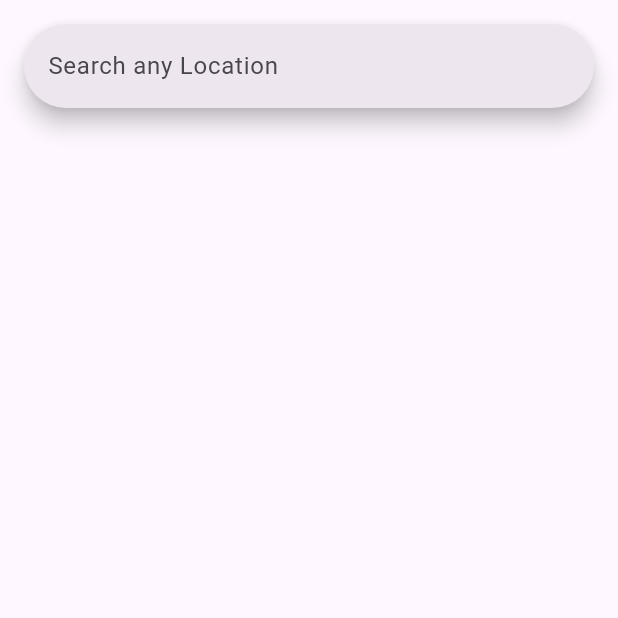
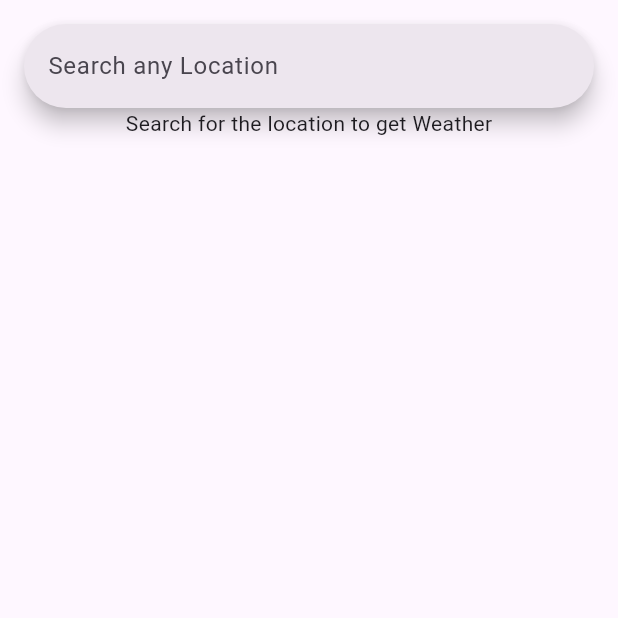
Before and after one commit to fizzzzaaa/weather, a Flutter app: the screen it shows after launch, on a phone screen of 412 x 824 dp, the top half of it. Run offline on Flutter 3.47's test engine with Material 3 defaults, Android fonts, the phone set to English and light mode, and no system bars.

Commit message:
7.58
added the search circle and text on the screen

```diff
--- a/lib/api.dart
+++ b/lib/api.dart
@@ -15,10 +15,12 @@ class WeatherAPI{
     return ApiResponse.fromJson(jsonDecode(response.body));
    }
    else{
-     throw Exception("Failed to load weather");
+     print('Failed to load weather, status code: ${response.statusCode}');
+     throw Exception("Failed to load weather, status code: ${response.statusCode}");
    }
     }catch(e){
-      throw Exception("Failed to load weather");
+      print('Error occurred: $e');
+      throw Exception("Failed to load weather: $e");
     }
   }
 }
--- a/lib/homepage.dart
+++ b/lib/homepage.dart
@@ -11,14 +11,20 @@ class Homepage extends StatefulWidget {
 }
 
 class _HomepageState extends State<Homepage> {
+
+  ApiResponse? response;
+  bool inProgress=false;
   @override
   Widget build(BuildContext context) {
     return SafeArea(child: Scaffold(
       body: Container(
         padding: const EdgeInsets.all(16),
         child: Column(
-          children: <Widget>[
-            _buildSearchWidget()
+          children: [
+            _buildSearchWidget(),
+            if(inProgress)
+              CircularProgressIndicator()
+            else _buildWeatherWidget(),
           ],
         ),
       ),
@@ -32,8 +38,28 @@ class _HomepageState extends State<Homepage> {
       },
     );
   }
+
+  Widget _buildWeatherWidget(){
+ if(response==null){
+   return Text("Search for the location to get Weather");
+ }
+ else{
+   return Column();
+ }
+  }
+  //return Text(response?.toJson().toString() ??"");
   _getWeatherData(String location)async{
-ApiResponse response=await WeatherAPI().getCurrentWeather(location);
-print(response.toJson());
+    setState(() {
+      inProgress=true;
+    });
+
+    try{
+      response = await WeatherAPI().getCurrentWeather(location);
+    }catch(e){
+    }finally{
+      setState(() {
+        inProgress=false;
+      });
+    }
   }
 }
--- a/lib/weathermodel.dart
+++ b/lib/weathermodel.dart
@@ -6,14 +6,15 @@ class ApiResponse {
 
   ApiResponse.fromJson(Map<String, dynamic> json) {
     location = json['location'] != null
-        ? new Location.fromJson(json['location'])
+        ? Location.fromJson(json['location'])
         : null;
-    current =
-    json['current'] != null ? new Current.fromJson(json['current']) : null;
+    current = json['current'] != null
+        ? Current.fromJson(json['current'])
+        : null;
   }
 
   Map<String, dynamic> toJson() {
-    final Map<String, dynamic> data = new Map<String, dynamic>();
+    final Map<String, dynamic> data = Map<String, dynamic>();
     if (this.location != null) {
       data['location'] = this.location!.toJson();
     }
@@ -38,7 +39,7 @@ class Location {
   }
 
   Map<String, dynamic> toJson() {
-    final Map<String, dynamic> data = new Map<String, dynamic>();
+    final Map<String, dynamic> data = Map<String, dynamic>();
     data['name'] = this.name;
     data['country'] = this.country;
     data['localtime'] = this.localtime;
@@ -47,37 +48,38 @@ class Location {
 }
 
 class Current {
-  double? tempC;
-  int? isDay;
+  double? tempC;  // Temperature can be decimal (double)
+  double? isDay;  // Can be 1 or 0, but we cast to double for flexibility
   Condition? condition;
-  double? windKph;
-  int? precipMm;
-  int? humidity;
-  double? uv;
+  double? windKph;  // Wind speed in kph, could be a double
+  double? precipMm;  // Precipitation in mm, could be a decimal (double)
+  double? humidity;  // Humidity percentage, might return as int or double
+  double? uv;  // UV index, could return as an int or double
 
-  Current(
-      {this.tempC,
-        this.isDay,
-        this.condition,
-        this.windKph,
-        this.precipMm,
-        this.humidity,
-        this.uv});
+  Current({
+    this.tempC,
+    this.isDay,
+    this.condition,
+    this.windKph,
+    this.precipMm,
+    this.humidity,
+    this.uv,
+  });
 
   Current.fromJson(Map<String, dynamic> json) {
-    tempC = json['temp_c'];
-    isDay = json['is_day'];
+    tempC = _parseDouble(json['temp_c']);
+    isDay = _parseDouble(json['is_day']);
     condition = json['condition'] != null
-        ? new Condition.fromJson(json['condition'])
+        ? Condition.fromJson(json['condition'])
         : null;
-    windKph = json['wind_kph'];
-    precipMm = json['precip_mm'];
-    humidity = json['humidity'];
-    uv = json['uv'];
+    windKph = _parseDouble(json['wind_kph']);
+    precipMm = _parseDouble(json['precip_mm']);
+    humidity = _parseDouble(json['humidity']);
+    uv = _parseDouble(json['uv']);
   }
 
   Map<String, dynamic> toJson() {
-    final Map<String, dynamic> data = new Map<String, dynamic>();
+    final Map<String, dynamic> data = Map<String, dynamic>();
     data['temp_c'] = this.tempC;
     data['is_day'] = this.isDay;
     if (this.condition != null) {
@@ -88,6 +90,16 @@ class Current {
     data['humidity'] = this.humidity;
     data['uv'] = this.uv;
     return data;
+  }
+
+  // Helper function to parse data as double, handles both int and double
+  double? _parseDouble(dynamic value) {
+    if (value is int) {
+      return value.toDouble();
+    } else if (value is double) {
+      return value;
+    }
+    return null;
   }
 }
 
@@ -105,7 +117,7 @@ class Condition {
   }
 
   Map<String, dynamic> toJson() {
-    final Map<String, dynamic> data = new Map<String, dynamic>();
+    final Map<String, dynamic> data = Map<String, dynamic>();
     data['text'] = this.text;
     data['icon'] = this.icon;
     data['code'] = this.code;
```
